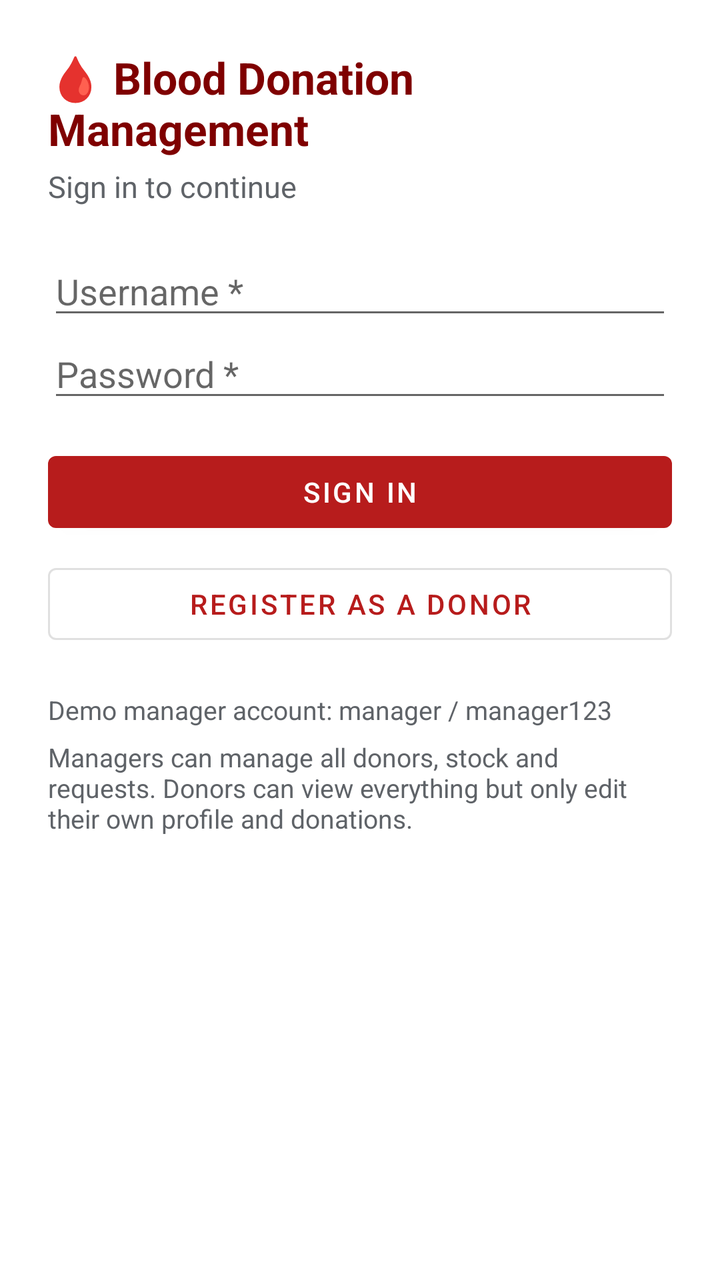
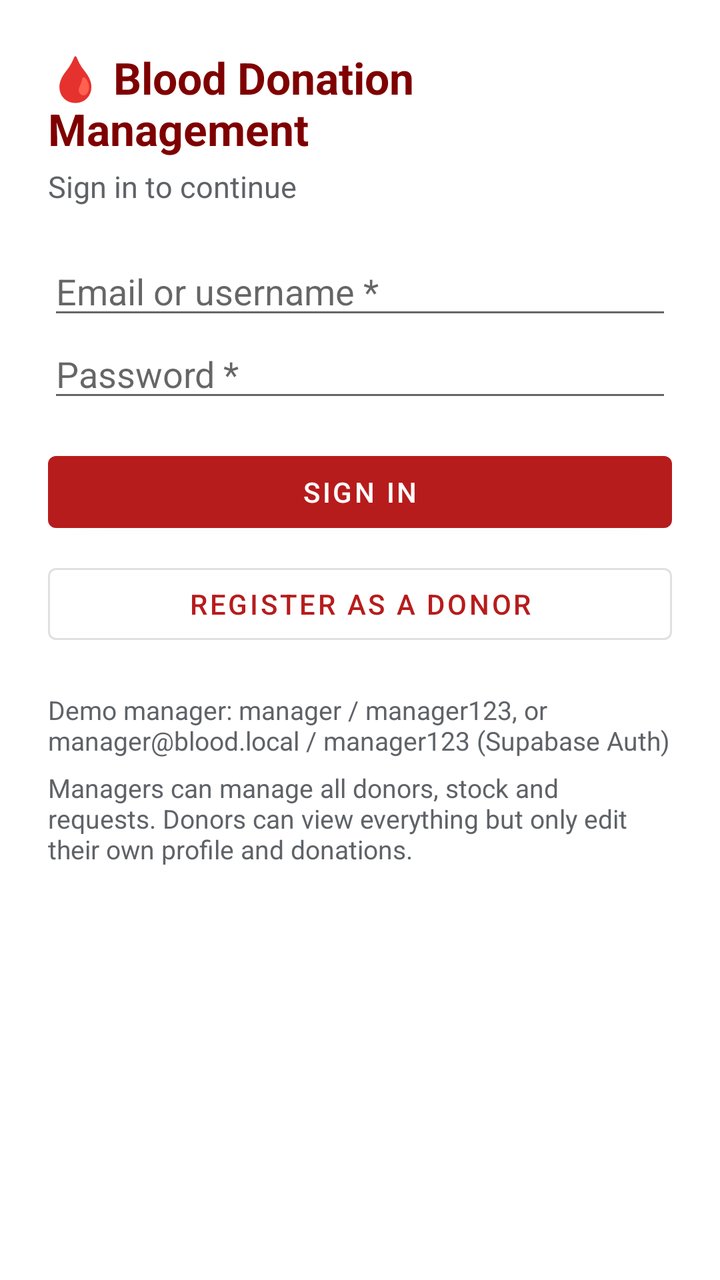

The first picture is an Android layout as it rendered before a commit; the second is the same layout after the commit. The layout source and the unified diff follow.
<!-- AndroidManifest.xml: application theme Theme.BloodDonation -->
<!-- res/layout/activity_login.xml -->
<?xml version="1.0" encoding="utf-8"?>
<ScrollView xmlns:android="http://schemas.android.com/apk/res/android"
    android:layout_width="match_parent" android:layout_height="match_parent">
    <LinearLayout android:layout_width="match_parent" android:layout_height="wrap_content"
        android:orientation="vertical" android:padding="24dp">
        <TextView android:layout_width="wrap_content" android:layout_height="wrap_content"
            android:text="🩸 Blood Donation Management" android:textSize="22sp"
            android:textStyle="bold" android:textColor="@color/blood_red_dark" />
        <TextView android:layout_width="wrap_content" android:layout_height="wrap_content"
            android:text="Sign in to continue" android:textSize="15sp"
            android:textColor="@color/grey_text" android:layout_marginTop="4dp"
            android:layout_marginBottom="20dp" />
        <EditText android:id="@+id/etUsername" android:layout_width="match_parent"
            android:layout_height="wrap_content" android:hint="Username *"
            android:inputType="text" android:autofillHints="username" />
        <EditText android:id="@+id/etPassword" android:layout_width="match_parent"
            android:layout_height="wrap_content" android:hint="Password *"
            android:inputType="textPassword" android:autofillHints="password" />
        <Button android:id="@+id/btnLogin" android:layout_width="match_parent"
            android:layout_height="wrap_content" android:text="Sign In"
            android:layout_marginTop="16dp" />
        <Button android:id="@+id/btnRegister" android:layout_width="match_parent"
            android:layout_height="wrap_content" android:text="Register as a Donor"
            android:layout_marginTop="8dp" style="?attr/materialButtonOutlinedStyle" />
        <TextView android:layout_width="match_parent" android:layout_height="wrap_content"
            android:text="Demo manager account: manager / manager123"
            android:textSize="13sp" android:textColor="@color/grey_text"
            android:layout_marginTop="20dp" />
        <TextView android:layout_width="match_parent" android:layout_height="wrap_content"
            android:text="Managers can manage all donors, stock and requests. Donors can view everything but only edit their own profile and donations."
            android:textSize="13sp" android:textColor="@color/grey_text"
            android:layout_marginTop="6dp" />
    </LinearLayout>
</ScrollView>
<!-- resources referenced by this layout -->
<resources>
  <color name="blood_red_dark">#7F0000</color>
  <color name="grey_text">#5F6368</color>
  <style name="Theme.BloodDonation" parent="Theme.MaterialComponents.DayNight.DarkActionBar">
          <item name="colorPrimary">@color/blood_red</item>
          <item name="colorPrimaryVariant">@color/blood_red_dark</item>
          <item name="colorOnPrimary">@color/white</item>
          <item name="colorSecondary">@color/blood_red</item>
          <item name="android:statusBarColor">@color/blood_red_dark</item>
      </style>
  <color name="blood_red">#B71C1C</color>
  <color name="white">#FFFFFF</color>
</resources>

<!-- the commit's change to res/layout/activity_login.xml (unified diff, before → after) -->
@@ -11,7 +11,7 @@
             android:textColor="@color/grey_text" android:layout_marginTop="4dp"
             android:layout_marginBottom="20dp" />
         <EditText android:id="@+id/etUsername" android:layout_width="match_parent"
-            android:layout_height="wrap_content" android:hint="Username *"
+            android:layout_height="wrap_content" android:hint="Email or username *"
             android:inputType="text" android:autofillHints="username" />
         <EditText android:id="@+id/etPassword" android:layout_width="match_parent"
             android:layout_height="wrap_content" android:hint="Password *"
@@ -23,7 +23,7 @@
             android:layout_height="wrap_content" android:text="Register as a Donor"
             android:layout_marginTop="8dp" style="?attr/materialButtonOutlinedStyle" />
         <TextView android:layout_width="match_parent" android:layout_height="wrap_content"
-            android:text="Demo manager account: manager / manager123"
+            android:text="Demo manager: manager / manager123, or manager@blood.local / manager123 (Supabase Auth)"
             android:textSize="13sp" android:textColor="@color/grey_text"
             android:layout_marginTop="20dp" />
         <TextView android:layout_width="match_parent" android:layout_height="wrap_content"
